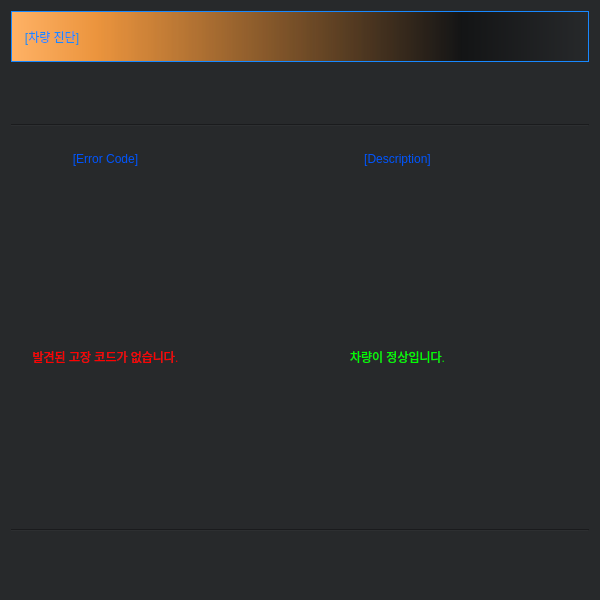
chan1220/IoTDrivingAssistance, file Lattepanda/widget/diagnostic/Diagnostic.ui: the form before one commit.
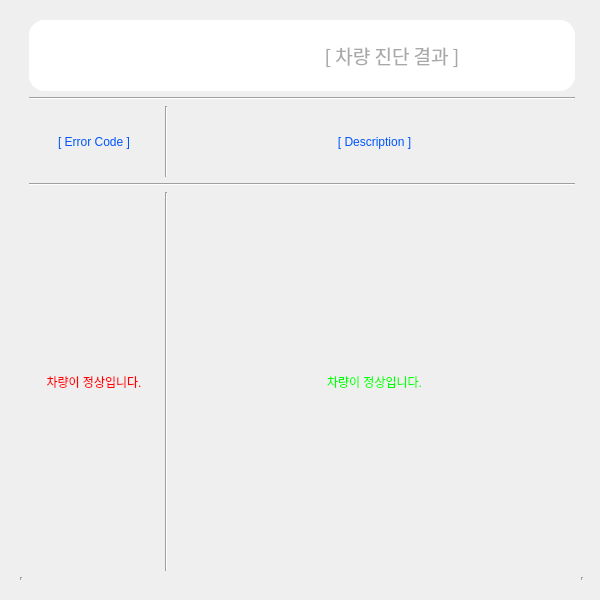
The form after the commit. Icons and pictures are not drawn.

Commit message: 고장진단코드 수정, DB저장 기능

What changed in the file:
```diff
--- a/Lattepanda/widget/diagnostic/Diagnostic.ui
+++ b/Lattepanda/widget/diagnostic/Diagnostic.ui
@@ -10,6 +10,12 @@
     <height>600</height>
    </rect>
   </property>
+  <property name="minimumSize">
+   <size>
+    <width>600</width>
+    <height>0</height>
+   </size>
+  </property>
   <property name="maximumSize">
    <size>
     <width>600</width>
@@ -20,82 +26,68 @@
    <string>Form</string>
   </property>
   <property name="styleSheet">
-   <string notr="true">background-color: rgb(39, 41, 43);</string>
+   <string notr="true"/>
   </property>
-  <layout class="QGridLayout" name="gridLayout_2">
-   <item row="0" column="0">
+  <layout class="QVBoxLayout" name="verticalLayout">
+   <item>
+    <widget class="QWidget" name="widget_3" native="true">
+     <property name="minimumSize">
+      <size>
+       <width>582</width>
+       <height>498</height>
+      </size>
+     </property>
     <layout class="QGridLayout" name="gridLayout">
-     <item row="14" column="2" colspan="2">
-      <widget class="QLabel" name="label_11">
-       <property name="text">
-        <string/>
+      <item row="4" column="7" alignment="Qt::AlignBottom">
+       <widget class="Line" name="line_2">
+        <property name="orientation">
+         <enum>Qt::Vertical</enum>
        </property>
       </widget>
      </item>
-     <item row="2" column="1" colspan="3">
-      <widget class="QLabel" name="label">
-       <property name="styleSheet">
-        <string notr="true">font: 11pt &quot;HY헤드라인M&quot;;
-color : rgb(24, 136, 255);
-border : 1px solid rgb(24, 136, 255);
-background-color: qlineargradient(spread:pad, x1:0, y1:0, x2:1, y2:0, stop:0 rgba(255, 178, 102, 255), stop:0.15 rgba(235, 148, 61, 255), stop:0.78 rgba(0, 0, 0, 128), stop:1 rgba(0, 0, 0, 0));
-</string>
-       </property>
-       <property name="text">
-        <string>   [차량 진단]</string>
+      <item row="6" column="7" alignment="Qt::AlignBottom">
+       <widget class="Line" name="line_4">
+        <property name="orientation">
+         <enum>Qt::Vertical</enum>
+        </property>
+       </widget>
+      </item>
+      <item row="5" column="7" alignment="Qt::AlignBottom">
+       <widget class="Line" name="line_3">
+        <property name="orientation">
+         <enum>Qt::Vertical</enum>
        </property>
       </widget>
      </item>
-     <item row="5" column="2" colspan="2">
+      <item row="1" column="2" colspan="5">
+       <widget class="Line" name="line_21">
+        <property name="orientation">
+         <enum>Qt::Horizontal</enum>
+        </property>
+       </widget>
+      </item>
+      <item row="3" column="2" colspan="5">
+       <widget class="Line" name="line_22">
+        <property name="orientation">
+         <enum>Qt::Horizontal</enum>
+        </property>
+       </widget>
+      </item>
+      <item row="2" column="4" colspan="3">
       <widget class="QLabel" name="label_13">
        <property name="styleSheet">
         <string notr="true">font: 13pt &quot;HY헤드라인M&quot;;
 color: rgb(0, 85, 255);</string>
        </property>
        <property name="text">
-        <string>[Description]</string>
+         <string>[ Description ]</string>
        </property>
        <property name="alignment">
         <set>Qt::AlignCenter</set>
        </property>
       </widget>
      </item>
-     <item row="7" column="1" rowspan="6">
-      <widget class="QLabel" name="label_code">
-       <property name="styleSheet">
-        <string notr="true">font: 10pt &quot;HY헤드라인M&quot;;
-color: rgb(255, 0, 0);</string>
-       </property>
-       <property name="text">
-        <string>발견된 고장 코드가 없습니다.</string>
-       </property>
-       <property name="alignment">
-        <set>Qt::AlignCenter</set>
-       </property>
-      </widget>
-     </item>
-     <item row="4" column="1" colspan="3">
-      <widget class="Line" name="line">
-       <property name="orientation">
-        <enum>Qt::Horizontal</enum>
-       </property>
-      </widget>
-     </item>
-     <item row="5" column="1">
-      <widget class="QLabel" name="label_12">
-       <property name="styleSheet">
-        <string notr="true">font: 13pt &quot;HY헤드라인M&quot;;
-color: rgb(0, 85, 255);</string>
-       </property>
-       <property name="text">
-        <string>[Error Code]</string>
-       </property>
-       <property name="alignment">
-        <set>Qt::AlignCenter</set>
-       </property>
-      </widget>
-     </item>
-     <item row="7" column="2" rowspan="6" colspan="2">
+      <item row="4" column="4" rowspan="5" colspan="3">
       <widget class="QLabel" name="label_description">
        <property name="styleSheet">
         <string notr="true">font: 10pt &quot;HY헤드라인M&quot;;
@@ -109,27 +101,159 @@
        </property>
       </widget>
      </item>
-     <item row="3" column="1">
-      <widget class="QLabel" name="label_2">
+      <item row="7" column="7" alignment="Qt::AlignBottom">
+       <widget class="Line" name="line_16">
        <property name="styleSheet">
-        <string notr="true">image: url(car_scan.png);</string>
-       </property>
+         <string notr="true">background: rgba(255,255,255,255);
+color : rgba(255,255,255,255);</string>
+        </property>
+        <property name="orientation">
+         <enum>Qt::Vertical</enum>
+        </property>
+       </widget>
+      </item>
+      <item row="4" column="3" rowspan="5">
+       <widget class="Line" name="line_24">
+        <property name="orientation">
+         <enum>Qt::Vertical</enum>
+        </property>
+       </widget>
+      </item>
+      <item row="2" column="3">
+       <widget class="Line" name="line_23">
+        <property name="orientation">
+         <enum>Qt::Vertical</enum>
+        </property>
+       </widget>
+      </item>
+      <item row="8" column="7" alignment="Qt::AlignBottom">
+       <widget class="Line" name="line_17">
+        <property name="styleSheet">
+         <string notr="true">background: rgba(255,255,255,255);
+color : rgba(255,255,255,255);</string>
+        </property>
+        <property name="orientation">
+         <enum>Qt::Vertical</enum>
+        </property>
+       </widget>
+      </item>
+      <item row="2" column="2">
+       <widget class="QLabel" name="label_12">
+        <property name="styleSheet">
+         <string notr="true">font: 11pt &quot;HY헤드라인M&quot;;
+color: rgb(0, 85, 255);
+
+
+
+</string>
+        </property>
        <property name="text">
-        <string/>
-       </property>
-      </widget>
-     </item>
-     <item row="13" column="1" colspan="3">
-      <widget class="Line" name="line_2">
+         <string>[ Error Code ]</string>
+        </property>
+        <property name="alignment">
+         <set>Qt::AlignCenter</set>
+        </property>
+       </widget>
+      </item>
+      <item row="4" column="2" rowspan="5">
+       <widget class="QLabel" name="label_code">
+        <property name="styleSheet">
+         <string notr="true">font: 10pt &quot;HY헤드라인M&quot;;
+color: rgb(255, 0, 0);
+</string>
+        </property>
+        <property name="text">
+         <string>차량이 정상입니다.</string>
+        </property>
+        <property name="alignment">
+         <set>Qt::AlignCenter</set>
+        </property>
+       </widget>
+      </item>
+      <item row="10" column="5" alignment="Qt::AlignLeft">
+       <widget class="Line" name="line_11">
+        <property name="minimumSize">
+         <size>
+          <width>0</width>
+          <height>3</height>
+         </size>
+        </property>
+        <property name="styleSheet">
+         <string notr="true">background: rgba(255,255,255,255);
+color : rgba(255,255,255,255);</string>
+        </property>
        <property name="orientation">
         <enum>Qt::Horizontal</enum>
        </property>
       </widget>
      </item>
-    </layout>
+      <item row="10" column="0">
+       <widget class="Line" name="line_8">
+        <property name="orientation">
+         <enum>Qt::Vertical</enum>
+        </property>
+       </widget>
+      </item>
+      <item row="10" column="7">
+       <widget class="Line" name="line_18">
+        <property name="orientation">
+         <enum>Qt::Vertical</enum>
+        </property>
+       </widget>
+      </item>
+      <item row="0" column="2" colspan="5">
+       <widget class="QWidget" name="widget" native="true">
+        <property name="styleSheet">
+         <string notr="true">QWidget#widget{
+	background: rgba(255,255,255,255);
+	border-radius: 15px;
+	border : 1px solid white;
+}</string>
+        </property>
+        <layout class="QGridLayout" name="gridLayout_2">
+         <item row="0" column="1" colspan="2">
+          <widget class="QLabel" name="label_6">
+           <property name="font">
+            <font>
+             <family>HY헤드라인M</family>
+             <pointsize>14</pointsize>
+            </font>
+           </property>
+           <property name="styleSheet">
+            <string notr="true">color: rgb(168, 168, 168);
+</string>
+           </property>
+           <property name="text">
+            <string>[ 차량 진단 결과 ]</string>
+           </property>
+           <property name="alignment">
+            <set>Qt::AlignCenter</set>
+           </property>
+          </widget>
+         </item>
+         <item row="0" column="0">
+          <widget class="QLabel" name="label_5">
+           <property name="styleSheet">
+            <string notr="true">image: url(:/newPrefix/obdscan.png);</string>
+           </property>
+           <property name="text">
+            <string/>
+           </property>
+           <property name="buddy">
+            <cstring>label_5</cstring>
+           </property>
+          </widget>
+         </item>
+        </layout>
+       </widget>
    </item>
   </layout>
  </widget>
- <resources/>
+   </item>
+  </layout>
+ </widget>
+ <resources>
+  <include location="obdscan.qrc"/>
+ </resources>
  <connections/>
 </ui>
```
Left out of the diff: 9 changed lines with no effect on the pictures. Lines whose indentation alone changed are shown as unchanged. The commit also changes 31 other files.
